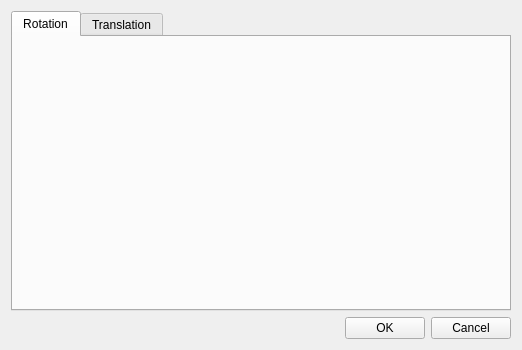
The window that FTNoIR_Filter_Accela/FTNoIR_FilterControls.ui (opentrack/opentrack) describes before a commit, drawn with Qt 5.
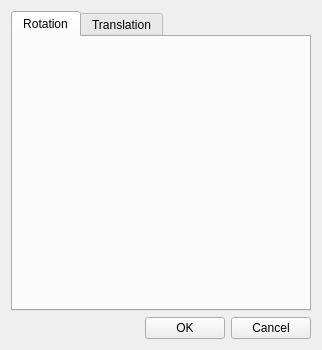
The same window after the commit. Icons and pictures are not drawn. Custom widgets are drawn as their Qt base class.

```diff
--- a/FTNoIR_Filter_Accela/FTNoIR_FilterControls.ui
+++ b/FTNoIR_Filter_Accela/FTNoIR_FilterControls.ui
@@ -9,7 +9,7 @@
    <rect>
     <x>0</x>
     <y>0</y>
-    <width>518</width>
+    <width>321</width>
     <height>349</height>
    </rect>
   </property>
@@ -43,13 +43,13 @@
      </property>
      <property name="minimumSize">
       <size>
-       <width>500</width>
+       <width>300</width>
        <height>300</height>
       </size>
      </property>
      <property name="maximumSize">
       <size>
-       <width>500</width>
+       <width>300</width>
        <height>300</height>
       </size>
      </property>
@@ -63,8 +63,8 @@
       <widget class="QFunctionConfigurator" name="scalingConfig">
        <property name="geometry">
         <rect>
-         <x>80</x>
-         <y>30</y>
+         <x>20</x>
+         <y>20</y>
          <width>215</width>
          <height>220</height>
         </rect>
```
Left out of the diff: 17 changed lines with no effect on the pictures.
